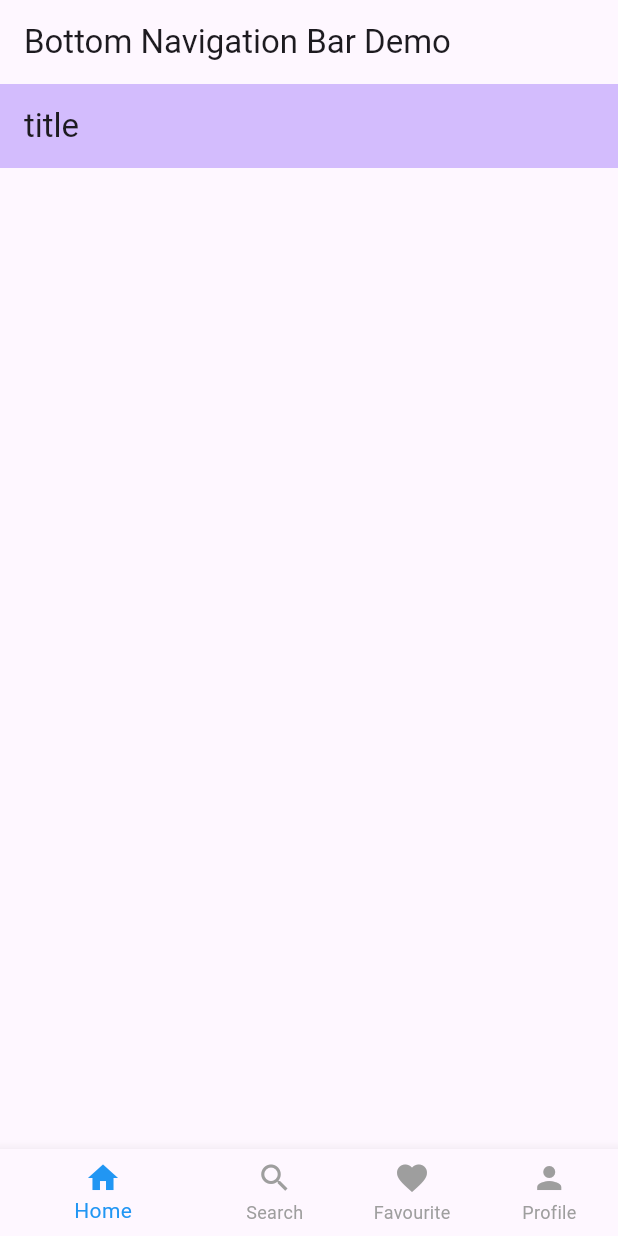
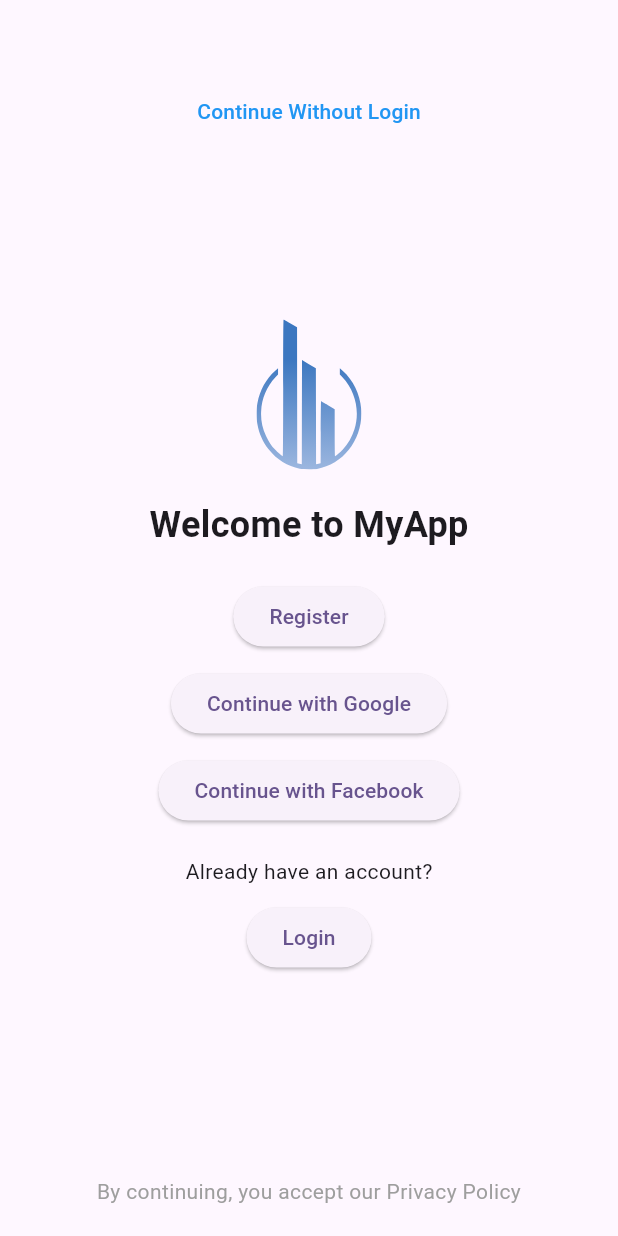
Before and after one commit to abdalazeez1/realState, a Flutter app: the screen it shows after launch, on a phone screen of 412 x 824 dp. Run offline on Flutter 3.47's test engine with Material 2 defaults, Android fonts, the phone set to English and light mode, and no system bars; our stand-ins replace bloc, flutter_svg, go_router.

Commit message:
setup router and screens

```diff
--- /dev/null
+++ b/lib/feature/auth/view/welcom_scree.dart
@@ -0,0 +1,107 @@
+import 'package:flutter/material.dart';
+import 'package:flutter_svg/svg.dart';
+import 'package:go_router/go_router.dart';
+import 'package:realstate/feature/auth/view/signin_screen.dart';
+import 'package:realstate/feature/auth/view/signup_screen.dart';
+import 'package:realstate/feature/base/view/base.dart';
+
+import '../../../generated/assets.dart';
+
+class WelcomeScreen extends StatefulWidget {
+  static const path = '/welcome';
+  static const name = 'welcome';
+
+
+  static Widget pageBuilder(BuildContext context, GoRouterState state) {
+    return const WelcomeScreen();
+  }
+  const WelcomeScreen({super.key});
+
+  @override
+   createState() => _WelcomeScreenState();
+}
+
+class _WelcomeScreenState extends State<WelcomeScreen> {
+  @override
+  Widget build(BuildContext context) {
+    return Scaffold(
+      body: Column(
+        crossAxisAlignment: CrossAxisAlignment.stretch,
+        children: [
+          Padding(
+            padding: const EdgeInsets.only(top: 50),
+            child: TextButton(
+              onPressed: () {
+                context.goNamed(BasePage.name);
+              },
+              child: const Text(
+                'Continue Without Login',
+                style: TextStyle(
+                  color: Colors.blue,
+                ),
+              ),
+            ),
+          ),
+          Expanded(
+            child: Column(
+              mainAxisAlignment: MainAxisAlignment.center,
+              children: [
+                SvgPicture.asset(
+                  Assets.imagesLogo,
+                  height: 100,
+                ),
+                const SizedBox(height: 20),
+                const Text(
+                  'Welcome to MyApp',
+                  style: TextStyle(
+                    fontSize: 24,
+                    fontWeight: FontWeight.bold,
+                  ),
+                ),
+                const SizedBox(height: 20),
+                ElevatedButton(
+                  onPressed: () {
+                    context.pushNamed(SignupScreen.name);
+                  },
+                  child: const Text('Register'),
+                ),
+                const SizedBox(height: 10),
+                ElevatedButton(
+                  onPressed: () {
+
+                  },
+                  child: const Text('Continue with Google'),
+                ),
+                const SizedBox(height: 10),
+                ElevatedButton(
+                  onPressed: () {},
+                  child: const Text('Continue with Facebook'),
+                ),
+                const SizedBox(height: 20),
+                const Text('Already have an account?'),
+                const SizedBox(height: 10),
+                ElevatedButton(
+                  onPressed: () {
+                    context.pushNamed(LoginScreen.name);
+
+                  },
+                  child: const Text('Login'),
+                ),
+              ],
+            ),
+          ),
+          const Padding(
+            padding: EdgeInsets.symmetric(vertical: 20),
+            child: Text(
+              'By continuing, you accept our Privacy Policy',
+              textAlign: TextAlign.center,
+              style: TextStyle(
+                color: Colors.grey,
+              ),
+            ),
+          ),
+        ],
+      ),
+    );
+  }
+}
--- a/lib/feature/base/view/base.dart
+++ b/lib/feature/base/view/base.dart
@@ -1,10 +1,16 @@
 import 'package:flutter/material.dart';
+import 'package:go_router/go_router.dart';
 
 import '../../app.dart';
 
 class BasePage extends StatefulWidget {
    const BasePage({Key? key}) : super(key: key);
+   static const path = '/base';
+   static const name = 'base';
 
+   static Widget pageBuilder(BuildContext context, GoRouterState state) {
+     return const BasePage();
+   }
     static final List<Widget> _widgetOptions = <Widget>[
       const MyHomePage(),
       const Text('Search Page'),
--- a/lib/router/router.dart
+++ b/lib/router/router.dart
@@ -1,24 +1,27 @@
 import 'package:flutter/cupertino.dart';
 import 'package:go_router/go_router.dart';
+import 'package:realstate/feature/splash/view/splash_screen.dart';
 
+import '../feature/auth/view/signin_screen.dart';
+import '../feature/auth/view/signup_screen.dart';
+import '../feature/auth/view/welcom_scree.dart';
 import '../feature/base/view/base.dart';
 import '../feature/home/view/home_screen.dart';
 
 final GoRouter router = GoRouter(
-  routes: <RouteBase>[
-    GoRoute(
-      path: '/',
-      builder: (BuildContext context, GoRouterState state) {
-        return const BasePage();
-      },
-      routes: <RouteBase>[
-        // GoRoute(
-        //   path: 'details',
-        //   builder: (BuildContext context, GoRouterState state) {
-        //     return const DetailsScreen();
-        //   },
-        // ),
-      ],
-    ),
-  ],
-);
+    routes: <RouteBase>[
+      ///Splash
+      GoRoute(path: Splashscreen.path, name: Splashscreen.name, builder: Splashscreen.pageBuilder),
+
+      ///Base
+      GoRoute(path: BasePage.path, name: BasePage.name, builder: BasePage.pageBuilder),
+
+      ///Auth
+      GoRoute(path: WelcomeScreen.path, name: WelcomeScreen.name, builder: WelcomeScreen.pageBuilder, routes: [
+        GoRoute(path: LoginScreen.path, name: LoginScreen.name, builder: LoginScreen.pageBuilder),
+        GoRoute(path: SignupScreen.path, name: SignupScreen.name, builder: SignupScreen.pageBuilder),
+      ]),
+    ],
+    redirect: (context, state) {
+
+    });
--- a/pubspec.yaml
+++ b/pubspec.yaml
@@ -37,6 +37,7 @@ dependencies:
   cupertino_icons: ^1.0.2
   flutter_bloc: ^8.1.3
   go_router: ^7.1.1
+  flutter_svg: ^2.0.6
 dev_dependencies:
   flutter_test:
     sdk: flutter
@@ -60,8 +61,8 @@ flutter:
   uses-material-design: true
 
   # To add assets to your application, add an assets section, like this:
-  # assets:
-  #   - images/a_dot_burr.jpeg
+  assets:
+    - assets/images/
   #   - images/a_dot_ham.jpeg
 
   # An image asset can refer to one or more resolution-specific "variants", see
```
Also changed, not shown: lib/feature/auth/view/signin_screen.dart (added, +93 -0 lines), lib/feature/auth/view/signup_screen.dart (added, +124 -0 lines), lib/feature/splash/view/splash_screen.dart (added, +67 -0 lines), assets/images/logo.svg (added), lib/feature/auth/view/verification_screen.dart (added), lib/feature/splash/to.dart (added), lib/generated/assets.dart (added).
